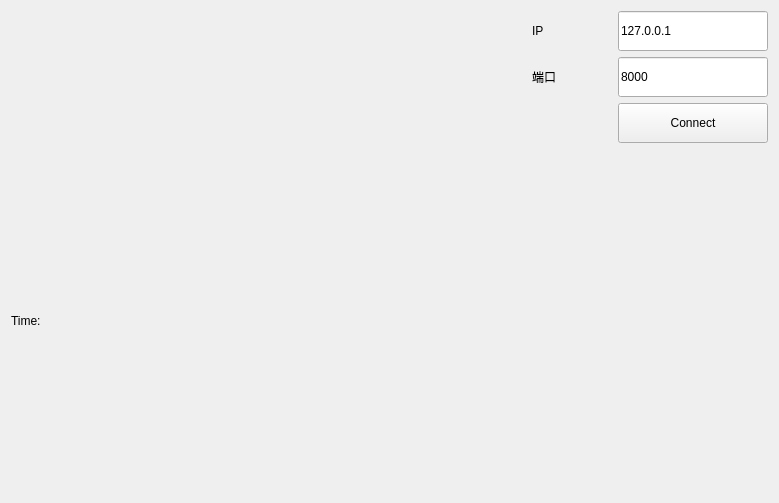
The window that observer/ui/rts_observer.ui (ShunlongHu/MicroStarCraft) describes before a commit, drawn with Qt 5.
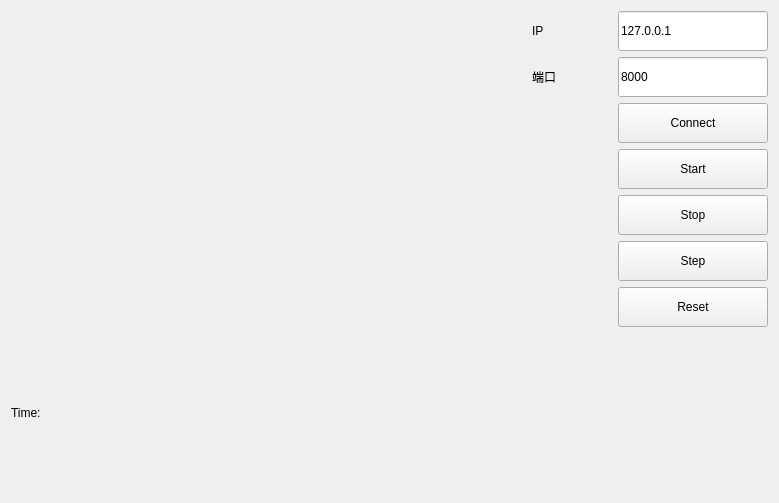
The same window after the commit.

Commit message: grpc start ok

The edit to the form file:
```diff
--- a/observer/ui/rts_observer.ui
+++ b/observer/ui/rts_observer.ui
@@ -14,6 +14,32 @@
    <string>RtsObserver</string>
   </property>
   <layout class="QGridLayout" name="gridLayout">
+   <item row="7" column="0">
+    <widget class="QLabel" name="timeLabel">
+     <property name="maximumSize">
+      <size>
+       <width>80</width>
+       <height>16777215</height>
+      </size>
+     </property>
+     <property name="text">
+      <string>Time:</string>
+     </property>
+    </widget>
+   </item>
+   <item row="5" column="3">
+    <widget class="QPushButton" name="stepButton">
+     <property name="maximumSize">
+      <size>
+       <width>150</width>
+       <height>40</height>
+      </size>
+     </property>
+     <property name="text">
+      <string>Step</string>
+     </property>
+    </widget>
+   </item>
    <item row="1" column="2">
     <widget class="QLabel" name="portLabel">
      <property name="maximumSize">
@@ -30,6 +56,35 @@
      </property>
     </widget>
    </item>
+   <item row="0" column="2">
+    <widget class="QLabel" name="ipLabel">
+     <property name="maximumSize">
+      <size>
+       <width>80</width>
+       <height>40</height>
+      </size>
+     </property>
+     <property name="layoutDirection">
+      <enum>Qt::RightToLeft</enum>
+     </property>
+     <property name="text">
+      <string>IP</string>
+     </property>
+    </widget>
+   </item>
+   <item row="3" column="3">
+    <widget class="QPushButton" name="startButton">
+     <property name="maximumSize">
+      <size>
+       <width>150</width>
+       <height>40</height>
+      </size>
+     </property>
+     <property name="text">
+      <string>Start</string>
+     </property>
+    </widget>
+   </item>
    <item row="0" column="3">
     <widget class="QLineEdit" name="ipLineEdit">
      <property name="maximumSize">
@@ -62,20 +117,13 @@
      </property>
     </widget>
    </item>
-   <item row="3" column="1">
+   <item row="7" column="1">
     <widget class="QLabel" name="timeDisplayLabel">
      <property name="text">
       <string/>
      </property>
     </widget>
    </item>
-   <item row="3" column="0">
-    <widget class="QLabel" name="timeLabel">
-     <property name="text">
-      <string>Time:</string>
-     </property>
-    </widget>
-   </item>
    <item row="1" column="3">
     <widget class="QLineEdit" name="portLineEdit">
      <property name="maximumSize">
@@ -92,19 +140,29 @@
      </property>
     </widget>
    </item>
-   <item row="0" column="2">
-    <widget class="QLabel" name="ipLabel">
+   <item row="6" column="3">
+    <widget class="QPushButton" name="resetButton">
      <property name="maximumSize">
       <size>
-       <width>80</width>
+       <width>150</width>
        <height>40</height>
       </size>
      </property>
-     <property name="layoutDirection">
-      <enum>Qt::RightToLeft</enum>
+     <property name="text">
+      <string>Reset</string>
      </property>
+    </widget>
+   </item>
+   <item row="4" column="3">
+    <widget class="QPushButton" name="stopButton">
+     <property name="maximumSize">
+      <size>
+       <width>150</width>
+       <height>40</height>
+      </size>
+     </property>
      <property name="text">
-      <string>IP</string>
+      <string>Stop</string>
      </property>
     </widget>
    </item>
```
The commit also changes 7 other files.
